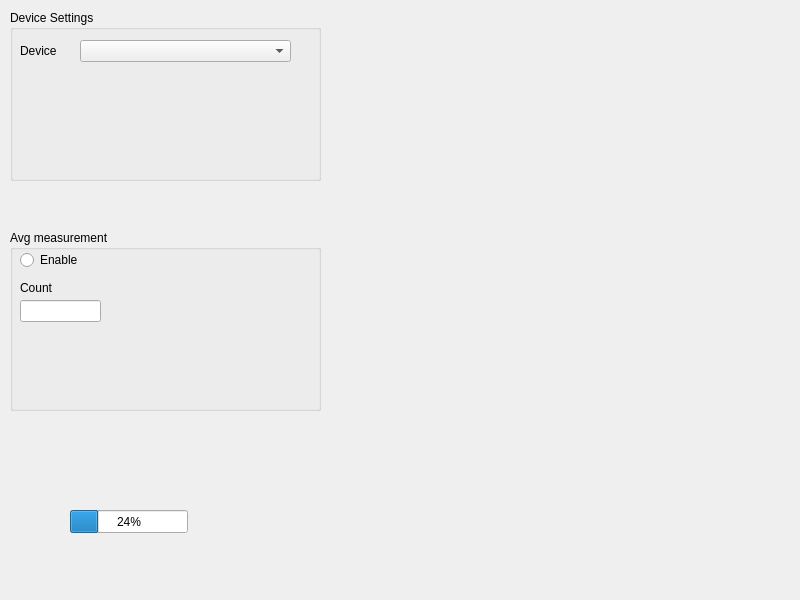
The window that qt/form.ui (DvidMakesThings/DMM-Control) describes before a commit, drawn with Qt 5.
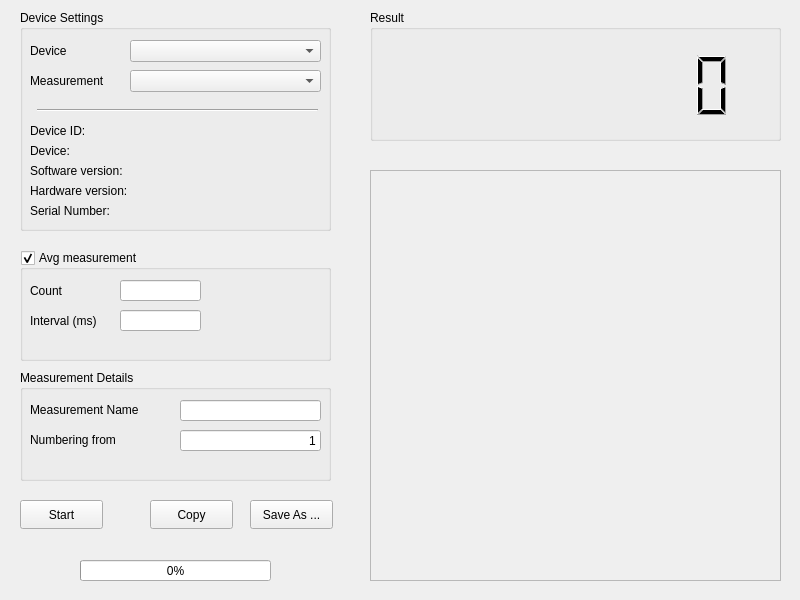
The same window after the commit.

```diff
--- a/qt/form.ui
+++ b/qt/form.ui
@@ -14,25 +14,28 @@
    <string>Widget</string>
   </property>
   <widget class="QProgressBar" name="progressBar">
+   <property name="enabled">
+    <bool>true</bool>
+   </property>
    <property name="geometry">
     <rect>
-     <x>70</x>
-     <y>510</y>
-     <width>118</width>
-     <height>23</height>
+     <x>80</x>
+     <y>560</y>
+     <width>191</width>
+     <height>21</height>
     </rect>
    </property>
    <property name="value">
-    <number>24</number>
+    <number>0</number>
    </property>
   </widget>
   <widget class="QGroupBox" name="groupBox">
    <property name="geometry">
     <rect>
-     <x>10</x>
+     <x>20</x>
      <y>10</y>
      <width>311</width>
-     <height>171</height>
+     <height>221</height>
     </rect>
    </property>
    <property name="title">
@@ -41,9 +44,9 @@
    <widget class="QComboBox" name="comboBox">
     <property name="geometry">
      <rect>
-      <x>70</x>
+      <x>110</x>
       <y>30</y>
-      <width>211</width>
+      <width>191</width>
       <height>22</height>
      </rect>
     </property>
@@ -61,55 +64,419 @@
      <string>Device</string>
     </property>
    </widget>
+   <widget class="QLabel" name="SNLabel">
+    <property name="geometry">
+     <rect>
+      <x>10</x>
+      <y>190</y>
+      <width>121</width>
+      <height>21</height>
+     </rect>
+    </property>
+    <property name="text">
+     <string>Serial Number:</string>
+    </property>
+   </widget>
+   <widget class="QLabel" name="SNText">
+    <property name="geometry">
+     <rect>
+      <x>150</x>
+      <y>190</y>
+      <width>151</width>
+      <height>21</height>
+     </rect>
+    </property>
+    <property name="text">
+     <string/>
+    </property>
+   </widget>
+   <widget class="QLabel" name="MeastypeLabel">
+    <property name="geometry">
+     <rect>
+      <x>10</x>
+      <y>60</y>
+      <width>91</width>
+      <height>21</height>
+     </rect>
+    </property>
+    <property name="text">
+     <string>Measurement</string>
+    </property>
+   </widget>
+   <widget class="QComboBox" name="MeastypeMenu">
+    <property name="geometry">
+     <rect>
+      <x>110</x>
+      <y>60</y>
+      <width>191</width>
+      <height>22</height>
+     </rect>
+    </property>
+   </widget>
+   <widget class="QLabel" name="DeviceIdLabel">
+    <property name="geometry">
+     <rect>
+      <x>10</x>
+      <y>110</y>
+      <width>121</width>
+      <height>21</height>
+     </rect>
+    </property>
+    <property name="text">
+     <string>Device ID:</string>
+    </property>
+   </widget>
+   <widget class="QLabel" name="DeviceIdText">
+    <property name="geometry">
+     <rect>
+      <x>150</x>
+      <y>110</y>
+      <width>151</width>
+      <height>21</height>
+     </rect>
+    </property>
+    <property name="text">
+     <string/>
+    </property>
+   </widget>
+   <widget class="QLabel" name="DeviceLabel_2">
+    <property name="geometry">
+     <rect>
+      <x>10</x>
+      <y>130</y>
+      <width>121</width>
+      <height>21</height>
+     </rect>
+    </property>
+    <property name="text">
+     <string>Device:</string>
+    </property>
+   </widget>
+   <widget class="QLabel" name="DeviceText">
+    <property name="geometry">
+     <rect>
+      <x>150</x>
+      <y>130</y>
+      <width>151</width>
+      <height>21</height>
+     </rect>
+    </property>
+    <property name="text">
+     <string/>
+    </property>
+   </widget>
+   <widget class="QLabel" name="SoftwareLabel">
+    <property name="geometry">
+     <rect>
+      <x>10</x>
+      <y>150</y>
+      <width>121</width>
+      <height>21</height>
+     </rect>
+    </property>
+    <property name="text">
+     <string>Software version:</string>
+    </property>
+   </widget>
+   <widget class="QLabel" name="SoftwareText">
+    <property name="geometry">
+     <rect>
+      <x>150</x>
+      <y>150</y>
+      <width>151</width>
+      <height>21</height>
+     </rect>
+    </property>
+    <property name="text">
+     <string/>
+    </property>
+   </widget>
+   <widget class="QLabel" name="HardwareLabel">
+    <property name="geometry">
+     <rect>
+      <x>10</x>
+      <y>170</y>
+      <width>131</width>
+      <height>21</height>
+     </rect>
+    </property>
+    <property name="text">
+     <string>Hardware version:</string>
+    </property>
+   </widget>
+   <widget class="QLabel" name="HardwareText">
+    <property name="geometry">
+     <rect>
+      <x>150</x>
+      <y>170</y>
+      <width>151</width>
+      <height>21</height>
+     </rect>
+    </property>
+    <property name="text">
+     <string/>
+    </property>
+   </widget>
+   <widget class="Line" name="line">
+    <property name="geometry">
+     <rect>
+      <x>17</x>
+      <y>90</y>
+      <width>281</width>
+      <height>20</height>
+     </rect>
+    </property>
+    <property name="orientation">
+     <enum>Qt::Orientation::Horizontal</enum>
+    </property>
+   </widget>
   </widget>
-  <widget class="QGroupBox" name="groupBox_2">
+  <widget class="QGroupBox" name="AvgBox">
+   <property name="enabled">
+    <bool>true</bool>
+   </property>
    <property name="geometry">
     <rect>
-     <x>10</x>
-     <y>230</y>
+     <x>20</x>
+     <y>250</y>
      <width>311</width>
-     <height>181</height>
+     <height>111</height>
     </rect>
    </property>
    <property name="title">
     <string>Avg measurement</string>
    </property>
-   <widget class="QLineEdit" name="lineEdit">
+   <property name="checkable">
+    <bool>true</bool>
+   </property>
+   <widget class="QLineEdit" name="AvgEdit">
     <property name="geometry">
      <rect>
-      <x>10</x>
-      <y>70</y>
+      <x>100</x>
+      <y>30</y>
       <width>81</width>
-      <height>22</height>
+      <height>21</height>
      </rect>
     </property>
+    <property name="alignment">
+     <set>Qt::AlignmentFlag::AlignRight|Qt::AlignmentFlag::AlignTrailing|Qt::AlignmentFlag::AlignVCenter</set>
+    </property>
    </widget>
    <widget class="QLabel" name="AvgLabel">
     <property name="geometry">
      <rect>
       <x>10</x>
-      <y>50</y>
-      <width>121</width>
-      <height>16</height>
+      <y>30</y>
+      <width>91</width>
+      <height>21</height>
      </rect>
     </property>
     <property name="text">
      <string>Count</string>
     </property>
    </widget>
-   <widget class="QRadioButton" name="radioButton">
+   <widget class="QLineEdit" name="IntervalEdit">
     <property name="geometry">
      <rect>
+      <x>100</x>
+      <y>60</y>
+      <width>81</width>
+      <height>21</height>
+     </rect>
+    </property>
+    <property name="text">
+     <string/>
+    </property>
+    <property name="alignment">
+     <set>Qt::AlignmentFlag::AlignRight|Qt::AlignmentFlag::AlignTrailing|Qt::AlignmentFlag::AlignVCenter</set>
+    </property>
+   </widget>
+   <widget class="QLabel" name="IntervalLabel">
+    <property name="geometry">
+     <rect>
       <x>10</x>
-      <y>20</y>
-      <width>151</width>
+      <y>60</y>
+      <width>91</width>
+      <height>21</height>
+     </rect>
+    </property>
+    <property name="text">
+     <string>Interval (ms)</string>
+    </property>
+   </widget>
+  </widget>
+  <widget class="QGroupBox" name="ResultBox">
+   <property name="geometry">
+    <rect>
+     <x>370</x>
+     <y>10</y>
+     <width>411</width>
+     <height>131</height>
+    </rect>
+   </property>
+   <property name="autoFillBackground">
+    <bool>false</bool>
+   </property>
+   <property name="title">
+    <string>Result</string>
+   </property>
+   <widget class="QLCDNumber" name="lcdNumber">
+    <property name="enabled">
+     <bool>true</bool>
+    </property>
+    <property name="geometry">
+     <rect>
+      <x>10</x>
+      <y>40</y>
+      <width>391</width>
+      <height>71</height>
+     </rect>
+    </property>
+    <property name="autoFillBackground">
+     <bool>false</bool>
+    </property>
+    <property name="lineWidth">
+     <number>-4</number>
+    </property>
+    <property name="smallDecimalPoint">
+     <bool>false</bool>
+    </property>
+    <property name="digitCount">
+     <number>9</number>
+    </property>
+    <property name="segmentStyle">
+     <enum>QLCDNumber::SegmentStyle::Filled</enum>
+    </property>
+    <property name="value" stdset="0">
+     <double>0.000000000000000</double>
+    </property>
+    <property name="intValue" stdset="0">
+     <number>0</number>
+    </property>
+   </widget>
+  </widget>
+  <widget class="QPushButton" name="CopyButton">
+   <property name="geometry">
+    <rect>
+     <x>150</x>
+     <y>500</y>
+     <width>83</width>
+     <height>29</height>
+    </rect>
+   </property>
+   <property name="text">
+    <string>Copy</string>
+   </property>
+  </widget>
+  <widget class="QPushButton" name="SaveButton">
+   <property name="geometry">
+    <rect>
+     <x>250</x>
+     <y>500</y>
+     <width>83</width>
+     <height>29</height>
+    </rect>
+   </property>
+   <property name="text">
+    <string>Save As ...</string>
+   </property>
+  </widget>
+  <widget class="QGroupBox" name="DetailsBox">
+   <property name="geometry">
+    <rect>
+     <x>20</x>
+     <y>370</y>
+     <width>311</width>
+     <height>111</height>
+    </rect>
+   </property>
+   <property name="title">
+    <string>Measurement Details</string>
+   </property>
+   <widget class="QLabel" name="MeasNameLabel">
+    <property name="geometry">
+     <rect>
+      <x>10</x>
+      <y>30</y>
+      <width>141</width>
       <height>20</height>
      </rect>
     </property>
     <property name="text">
-     <string>Enable</string>
+     <string>Measurement Name</string>
     </property>
    </widget>
+   <widget class="QLineEdit" name="MeasNameEdit">
+    <property name="geometry">
+     <rect>
+      <x>160</x>
+      <y>30</y>
+      <width>141</width>
+      <height>21</height>
+     </rect>
+    </property>
+    <property name="alignment">
+     <set>Qt::AlignmentFlag::AlignRight|Qt::AlignmentFlag::AlignTrailing|Qt::AlignmentFlag::AlignVCenter</set>
+    </property>
+   </widget>
+   <widget class="QLabel" name="StartsFromLabel">
+    <property name="geometry">
+     <rect>
+      <x>10</x>
+      <y>60</y>
+      <width>141</width>
+      <height>20</height>
+     </rect>
+    </property>
+    <property name="text">
+     <string>Numbering from</string>
+    </property>
+   </widget>
+   <widget class="QLineEdit" name="StartsFromEdit">
+    <property name="geometry">
+     <rect>
+      <x>160</x>
+      <y>60</y>
+      <width>141</width>
+      <height>21</height>
+     </rect>
+    </property>
+    <property name="text">
+     <string>1</string>
+    </property>
+    <property name="frame">
+     <bool>true</bool>
+    </property>
+    <property name="alignment">
+     <set>Qt::AlignmentFlag::AlignRight|Qt::AlignmentFlag::AlignTrailing|Qt::AlignmentFlag::AlignVCenter</set>
+    </property>
+   </widget>
+  </widget>
+  <widget class="QPushButton" name="StartButton">
+   <property name="geometry">
+    <rect>
+     <x>20</x>
+     <y>500</y>
+     <width>83</width>
+     <height>29</height>
+    </rect>
+   </property>
+   <property name="text">
+    <string>Start</string>
+   </property>
+  </widget>
+  <widget class="QTextEdit" name="statusView">
+   <property name="enabled">
+    <bool>false</bool>
+   </property>
+   <property name="geometry">
+    <rect>
+     <x>370</x>
+     <y>170</y>
+     <width>411</width>
+     <height>411</height>
+    </rect>
+   </property>
   </widget>
  </widget>
  <resources/>
```
Left out of the diff: 2 changed lines with no effect on the pictures.
